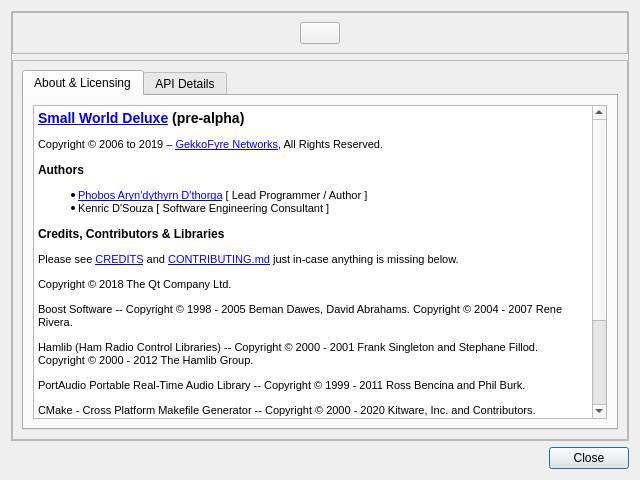
The window that src/ui/aboutdialog.ui (GekkoFyre/small-world-deluxe) describes before a commit, drawn with Qt 5.
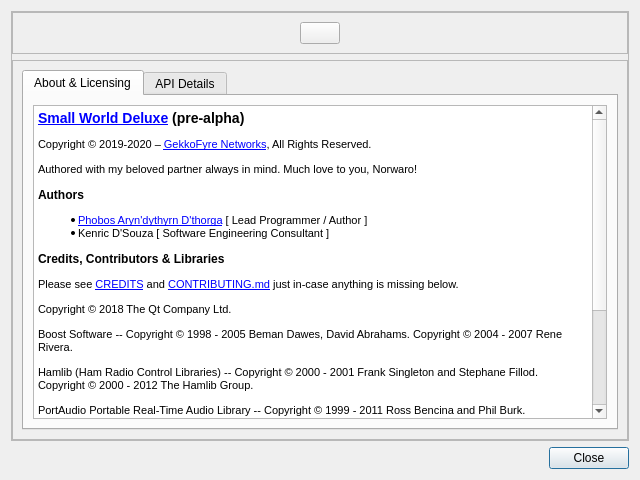
The same window after the commit.

The edit to the form file:
```diff
--- a/src/ui/aboutdialog.ui
+++ b/src/ui/aboutdialog.ui
@@ -125,7 +125,8 @@
 p, li { white-space: pre-wrap; }
 &lt;/style&gt;&lt;/head&gt;&lt;body style=&quot; font-family:'MS Shell Dlg 2'; font-size:7.8pt; font-weight:400; font-style:normal;&quot;&gt;
 &lt;h3 style=&quot; margin-top:14px; margin-bottom:12px; margin-left:0px; margin-right:0px; -qt-block-indent:0; text-indent:0px;&quot;&gt;&lt;a href=&quot;https://git.gekkofyre.io/amateur-radio/small-world-deluxe/&quot;&gt;&lt;span style=&quot; font-size:8pt; font-weight:600; text-decoration: underline; color:#0000ff;&quot;&gt;Small World Deluxe&lt;/span&gt;&lt;/a&gt;&lt;span style=&quot; font-size:8pt; font-weight:600;&quot;&gt; (pre-alpha)&lt;/span&gt;&lt;/h3&gt;
-&lt;p style=&quot; margin-top:12px; margin-bottom:12px; margin-left:0px; margin-right:0px; -qt-block-indent:0; text-indent:0px;&quot;&gt;&lt;span style=&quot; font-size:8pt;&quot;&gt;Copyright © 2006 to 2019 – &lt;/span&gt;&lt;a href=&quot;https://gekkofyre.io/&quot;&gt;&lt;span style=&quot; font-size:8pt; text-decoration: underline; color:#0000ff;&quot;&gt;GekkoFyre Networks&lt;/span&gt;&lt;/a&gt;&lt;span style=&quot; font-size:8pt;&quot;&gt;, All Rights Reserved.&lt;/span&gt;&lt;/p&gt;
+&lt;p style=&quot; margin-top:12px; margin-bottom:12px; margin-left:0px; margin-right:0px; -qt-block-indent:0; text-indent:0px;&quot;&gt;&lt;span style=&quot; font-size:8pt;&quot;&gt;Copyright © 2019-2020 – &lt;/span&gt;&lt;a href=&quot;https://gekkofyre.io/&quot;&gt;&lt;span style=&quot; font-size:8pt; text-decoration: underline; color:#0000ff;&quot;&gt;GekkoFyre Networks&lt;/span&gt;&lt;/a&gt;&lt;span style=&quot; font-size:8pt;&quot;&gt;, All Rights Reserved.&lt;/span&gt;&lt;/p&gt;
+&lt;p style=&quot; margin-top:12px; margin-bottom:12px; margin-left:0px; margin-right:0px; -qt-block-indent:0; text-indent:0px;&quot;&gt;&lt;span style=&quot; font-size:8pt;&quot;&gt;Authored with my beloved partner always in mind. Much love to you, Norwaro!&lt;/span&gt;&lt;/p&gt;
 &lt;h4 style=&quot; margin-top:12px; margin-bottom:12px; margin-left:0px; margin-right:0px; -qt-block-indent:0; text-indent:0px;&quot;&gt;&lt;span style=&quot; font-size:8pt; font-weight:600;&quot;&gt;Authors&lt;/span&gt;&lt;/h4&gt;
 &lt;ul style=&quot;margin-top: 0px; margin-bottom: 0px; margin-left: 0px; margin-right: 0px; -qt-list-indent: 1;&quot;&gt;&lt;li style=&quot; font-size:8pt;&quot; style=&quot; margin-top:12px; margin-bottom:0px; margin-left:0px; margin-right:0px; -qt-block-indent:0; text-indent:0px;&quot;&gt;&lt;a href=&quot;https://code.gekkofyre.io/phobos-dthorga&quot;&gt;&lt;span style=&quot; text-decoration: underline; color:#0000ff;&quot;&gt;Phobos Aryn'dythyrn D'thorga&lt;/span&gt;&lt;/a&gt; [ Lead Programmer / Author ]&lt;/li&gt;
 &lt;li style=&quot; font-size:8pt;&quot; style=&quot; margin-top:0px; margin-bottom:12px; margin-left:0px; margin-right:0px; -qt-block-indent:0; text-indent:0px;&quot;&gt;Kenric D'Souza [ Software Engineering Consultant ] &lt;/li&gt;&lt;/ul&gt;
```
